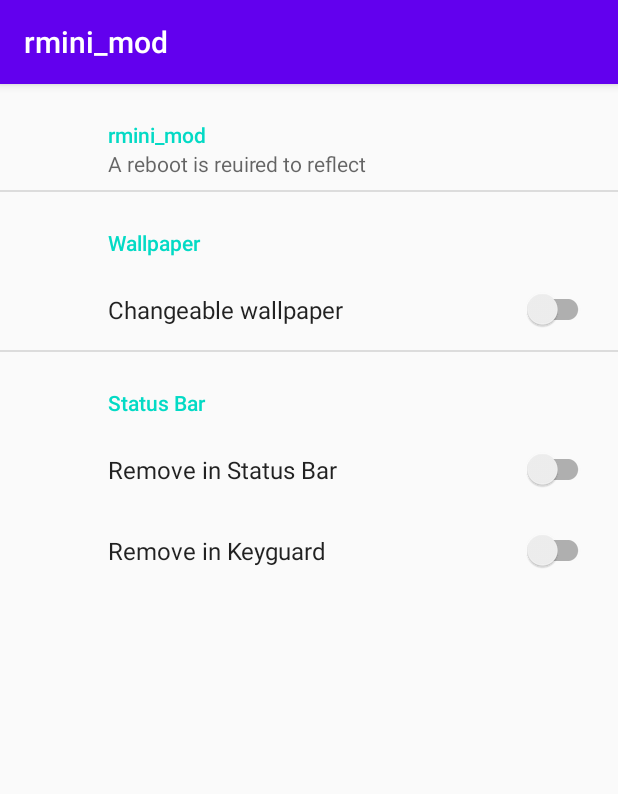
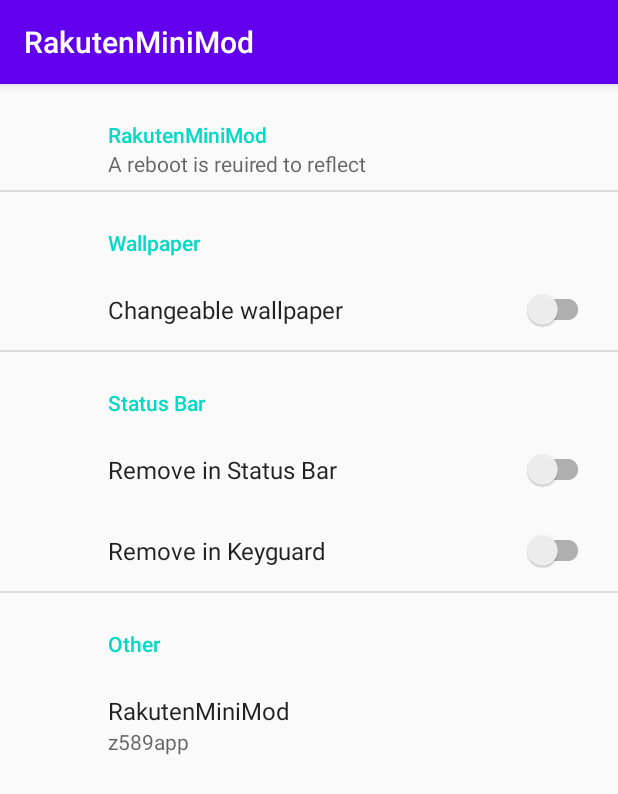
Before and after one commit to z589app/rmini_mod, an Android app: the screen it shows after launch (MainActivity), on a phone screen of 412 x 824 dp. Shown: the top 794 px of the screen. Run offline under Robolectric (Android 15) with nearby library versions, the phone set to English and light mode, and no system bars; our stand-ins replace androidx.preference.

Commit message:
rename module

```diff
--- a/app/src/main/java/com/z589app/rmini_mod/SettingsFragment.kt
+++ b/app/src/main/java/com/z589app/rmini_mod/SettingsFragment.kt
@@ -32,11 +32,13 @@ class SettingsFragment : PreferenceFragmentCompat(),
         p0?.edit()?.commit()
 
         val fromDir = File(context?.filesDir, "../shared_prefs")
-        val fromFile = fromDir.listFiles()[0]
+        val fromFile = fromDir.listFiles().get(0)
         Log.d(TAG_PREF, fromFile.toString())
         // val toDir = context?.getExternalFilesDir("../shared_prefs")
         val toDir = File(SHARED_PREF_DIR)
-        if(!toDir?.exists()!!) toDir?.mkdirs()
+        if (toDir != null) {
+            if (!(toDir.exists())) toDir.mkdirs()
+        }
         val toFile = File(toDir, SHARED_PREF_FILE)
         Log.d(TAG_PREF, toFile.toString())
 
--- a/app/src/main/res/menu/menu_main.xml
+++ b/app/src/main/res/menu/menu_main.xml
@@ -1,10 +1,8 @@
-<menu xmlns:android="http://schemas.android.com/apk/res/android"
-    xmlns:app="http://schemas.android.com/apk/res-auto"
-    xmlns:tools="http://schemas.android.com/tools"
+<menu xmlns:tools="http://schemas.android.com/tools"
     tools:context="com.z589app.rmini_mod.com.z589app.rmini_mod.MainActivity">
-<!--    <item-->
-<!--        android:id="@+id/action_settings"-->
-<!--        android:orderInCategory="100"-->
-<!--        android:title="@string/action_settings"-->
-<!--        app:showAsAction="never" />-->
+    <!--    <item-->
+    <!--        android:id="@+id/action_settings"-->
+    <!--        android:orderInCategory="100"-->
+    <!--        android:title="@string/action_settings"-->
+    <!--        app:showAsAction="never" />-->
 </menu>
--- a/app/src/main/res/navigation/nav_graph.xml
+++ b/app/src/main/res/navigation/nav_graph.xml
@@ -1,7 +1,6 @@
 <?xml version="1.0" encoding="utf-8"?>
 <navigation xmlns:android="http://schemas.android.com/apk/res/android"
     xmlns:app="http://schemas.android.com/apk/res-auto"
-    xmlns:tools="http://schemas.android.com/tools"
     android:id="@+id/nav_graph"
     app:startDestination="@id/SettingsFragment">
     <!--    app:startDestination="@id/FirstFragment">-->
--- a/app/src/main/res/values/strings.xml
+++ b/app/src/main/res/values/strings.xml
@@ -1,5 +1,5 @@
 <resources>
-    <string name="app_name">rmini_mod</string>
+    <string name="app_name">RakutenMiniMod</string>
     <string name="action_settings">Settings</string>
     <!-- Strings used for fragments for navigation -->
     <string name="first_fragment_label">First Fragment</string>
@@ -34,4 +34,8 @@
     <string name="statubar">Status Bar</string>
     <string name="wallpaper">Wallpaper</string>
     <string name="need_reboot">A reboot is reuired to reflect</string>
+    <string name="app_url">https://github.com/z589app/rmini_mod</string>
+    <string name="author">z589app</string>
+    <string name="other">Other</string>
+    <string name="web_page">Go to web page</string>
 </resources>
--- a/app/src/main/res/xml/root_preferences.xml
+++ b/app/src/main/res/xml/root_preferences.xml
@@ -1,15 +1,14 @@
-<PreferenceScreen xmlns:app="http://schemas.android.com/apk/res-auto">
+<PreferenceScreen xmlns:android="http://schemas.android.com/apk/res/android"
+    xmlns:app="http://schemas.android.com/apk/res-auto">
 
 
     <PreferenceCategory
-        app:title="@string/app_name"
-        app:summary="@string/need_reboot"></PreferenceCategory>
-
+        app:summary="@string/need_reboot"
+        app:title="@string/app_name"></PreferenceCategory>
     <PreferenceCategory app:title="@string/wallpaper">
         <SwitchPreferenceCompat
             app:key="change_wallpaper"
-            app:title="@string/title_change_wallpaper"
-            ></SwitchPreferenceCompat>
+            app:title="@string/title_change_wallpaper"></SwitchPreferenceCompat>
     </PreferenceCategory>
     <PreferenceCategory app:title="@string/statubar">
         <SwitchPreferenceCompat
@@ -20,6 +19,15 @@
             app:title="@string/title_remove_carrier_keyguard"></SwitchPreferenceCompat>
     </PreferenceCategory>
 
+    <PreferenceCategory app:title="@string/other">
+        <Preference
+            android:title="@string/app_name"
+            app:summary="@string/author">
+            <intent
+                android:action="android.intent.action.VIEW"
+                android:data="@string/app_url" />
+        </Preference>
+    </PreferenceCategory>
     <!--    <PreferenceCategory app:title="@string/messages_header">-->
     <!--        <EditTextPreference-->
     <!--            app:key="signature"-->
```
Also changed, not shown: app/src/main/java/com/z589app/rmini_mod/FirstFragment.kt (+3 -13 lines), app/src/main/java/com/z589app/rmini_mod/MainActivity.kt (+3 -16 lines), app/src/main/java/com/z589app/rmini_mod/RakutenMiniXposedHookLoad.kt (renamed from app/src/main/java/com/z589app/rmini_mod/Tutorial.kt, +48 -9 lines), app/src/main/java/com/z589app/rmini_mod/SecondFragment.kt (+3 -13 lines), app/src/main/res/drawable-v24/ic_launcher_foreground.xml (+4 -4 lines), app/src/main/res/drawable/ic_launcher_background.xml (+66 -66 lines), app/src/main/res/layout/activity_main.xml (indentation only), 1 other file. Lines whose indentation alone changed are shown as unchanged.
